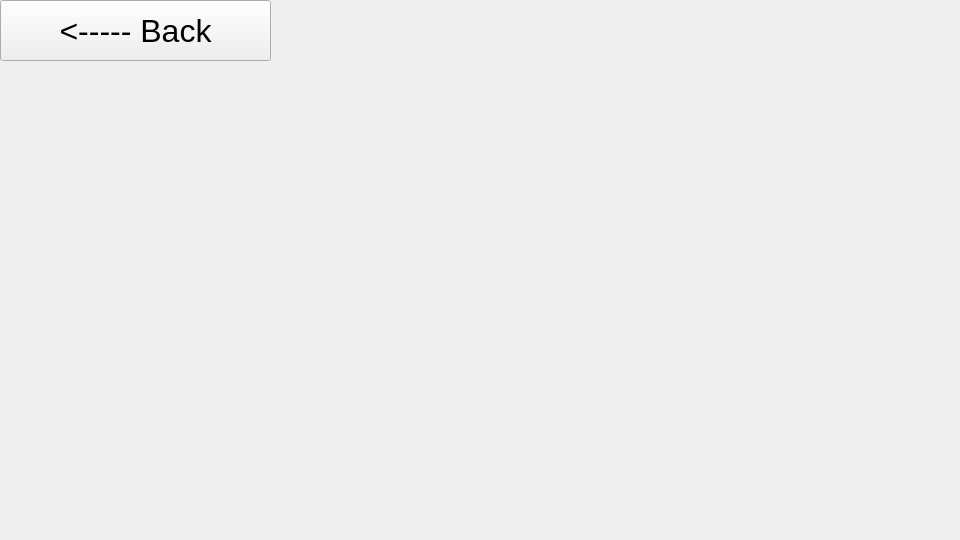
Old version of the form UI/rules.ui in the repository romka-best/QT_Project.
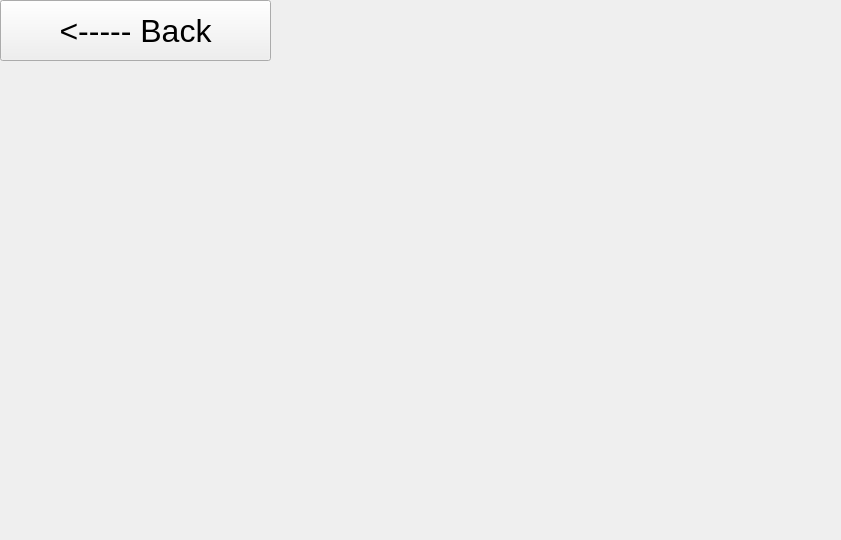
New version of the form.

Diff of the .ui file:
```diff
--- a/UI/rules.ui
+++ b/UI/rules.ui
@@ -6,7 +6,7 @@
             <rect>
                 <x>0</x>
                 <y>0</y>
-                <width>960</width>
+                <width>841</width>
                 <height>540</height>
             </rect>
         </property>
@@ -56,7 +56,7 @@
                 </property>
                 <property name="font">
                     <font>
-                        <pointsize>24</pointsize>
+                        <pointsize>12</pointsize>
                     </font>
                 </property>
                 <property name="text">
```
Left out of the diff: 2 changed lines with no effect on the pictures.
